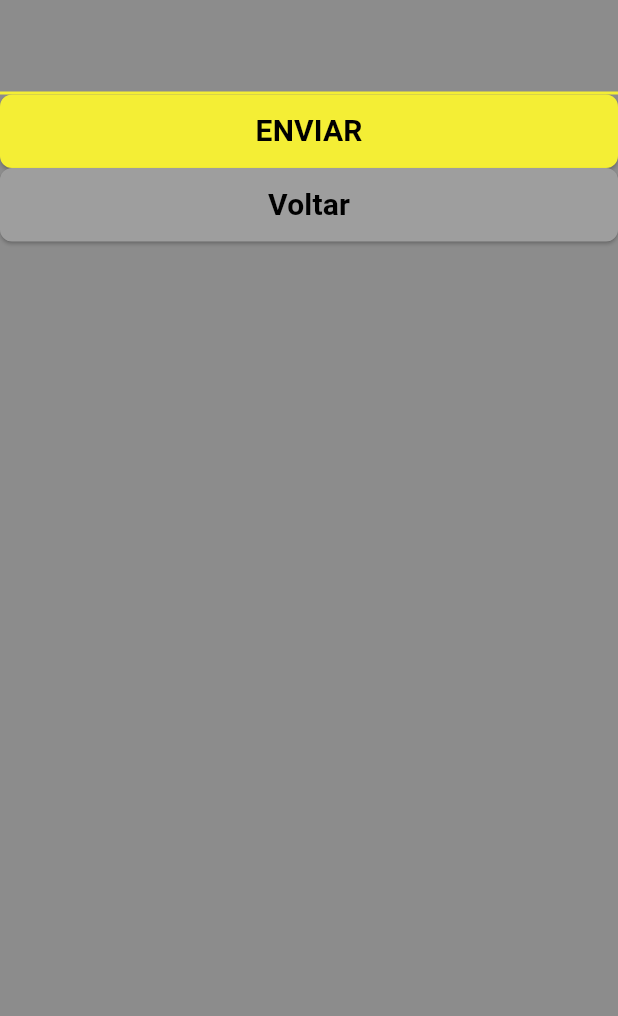
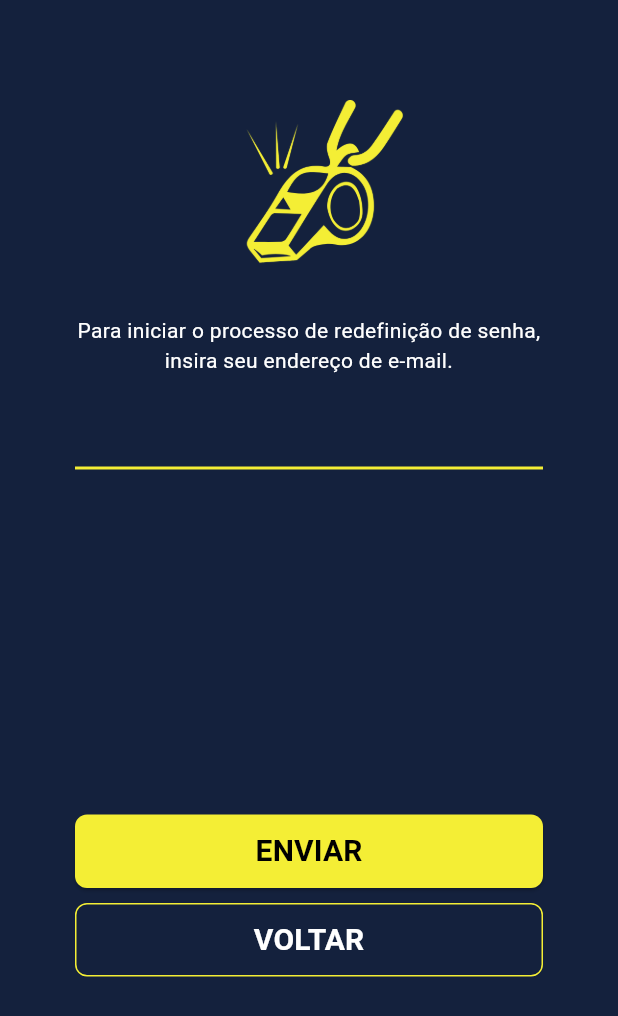
Before and after one commit to Creath-Tech/liga_independente_frontend, a Flutter app: the RecoveryPassPage screen opened directly, on a phone screen of 412 x 824 dp. Shown: the top 1016 px of the screen. Run offline on Flutter 3.47's test engine with Material 3 defaults, Android fonts, the phone set to English and light mode, and no system bars; our stand-ins replace firebase_auth, firebase_core, fpdart; accounts and stored records are empty.

Commit message:
finish: recovery password screen

```diff
--- a/lib/src/pages/recovery_pass_page.dart
+++ b/lib/src/pages/recovery_pass_page.dart
@@ -10,6 +10,7 @@ import 'package:liga_independente_frontend/src/utils/error_messages.dart';
 import 'package:liga_independente_frontend/src/widgets/auth_message.dart';
 import 'package:liga_independente_frontend/src/widgets/custom_input.dart';
 import 'package:liga_independente_frontend/src/widgets/primary_button.dart';
+import 'package:liga_independente_frontend/src/widgets/secondary_button.dart';
 
 class RecoveryPassPage extends StatefulWidget {
   const RecoveryPassPage({super.key});
@@ -25,7 +26,7 @@ class _RecoveryPassPageState extends State<RecoveryPassPage> {
   bool visible = false;
   String errorMsg = "";
   Color color = Colors.red;
-
+  Color inputColor = const Color(0xFFf4ee35);
   @override
   void dispose() {
     _recoveryPassController.dispose();
@@ -35,15 +36,43 @@ class _RecoveryPassPageState extends State<RecoveryPassPage> {
   @override
   Widget build(BuildContext context) {
     return Scaffold(
-      backgroundColor: Colors.black45,
+      backgroundColor: primarycolor,
       body: SingleChildScrollView(
+        child: Container(
+          margin: const EdgeInsets.symmetric(horizontal: 50),
+          width: MediaQuery.of(context).size.width,
+          height: MediaQuery.of(context).size.height,
           child: Column(
+            crossAxisAlignment: CrossAxisAlignment.center,
             children: [
+              const SizedBox(
+                height: 50,
+              ),
+
+              // logo ligaapp
+              Image.asset(
+                'assets/logo.png',
+                height: 160,
+              ),
+              Container(
+                alignment: Alignment.center,
+                child: const Text(
+                  "Para iniciar o processo de redefinição de senha, insira seu endereço de e-mail.",
+                  textAlign: TextAlign.center,
+                  style: TextStyle(
+                    color: Colors.white,
+                  ),
+                ),
+              ),
+              //input
               CustomInput(
                 controller: _recoveryPassController.emailEC,
                 hintText: 'email@example.com',
+                color: inputColor,
               ),
-
+              const SizedBox(
+                height: 20,
+              ),
               //error message
               AuthMessage(
                 text: errorMsg,
@@ -52,6 +81,18 @@ class _RecoveryPassPageState extends State<RecoveryPassPage> {
                 color: color,
               ),
 
+              //Substituct
+              Visibility(
+                  visible: !visible,
+                  child: const SizedBox(
+                    height: 30,
+                  )),
+
+              const SizedBox(
+                height: 180,
+              ),
+
+              //Enviar
               ValueListenableBuilder<int>(
                 valueListenable: _recoveryPassController.countdownNotifier,
                 builder: (context, countdown, child) {
@@ -60,32 +101,30 @@ class _RecoveryPassPageState extends State<RecoveryPassPage> {
                     text: countdown > 0
                         ? '00:${countdown.toString().padLeft(2, '0')}'
                         : 'ENVIAR',
-                  onPressed: countdown > 0
-                      ? () {
-                          setState(() {
-                            color = Colors.green;
-                            errorMsg =
-                                "Caso exista uma conta com esse e-mail, será enviado um link para redefinir sua senha!";
-                            visible = true;
-                          });
-                        }
-                      : () async {
+                    onPressed: () async {
                       final jsonString = await ErrorMessages().get(context);
                       final errorMessages = jsonDecode(jsonString);
 
                       if (_recoveryPassController.emailEC.text.isEmpty) {
                         setState(() {
                           color = Colors.red;
-                              errorMsg = "Prencha o e-mail";
+                          inputColor = Colors.red;
+                          errorMsg = "INSIRA UM ENDEREÇO DE E-MAIL";
                           visible = true;
                         });
                       } else {
-                            _recoveryPassController.recovery(
-                                onSucess: () {},
-                                onError: (e) {
+                        _recoveryPassController.recovery(onSucess: () {
+                          setState(() {
+                            color = Colors.green;
+                            inputColor = Colors.green;
+                            errorMsg = "E-MAIL ENVIADO";
+                            visible = true;
+                          });
+                        }, onError: (e) {
                           if (errorMessages.containsKey(e.code)) {
                             setState(() {
                               color = Colors.red;
+                              inputColor = Colors.red;
                               errorMsg = errorMessages[e.code];
                               visible = true;
                             });
@@ -97,9 +136,14 @@ class _RecoveryPassPageState extends State<RecoveryPassPage> {
                 },
               ),
 
-            PrimaryButton(
-              text: 'Voltar',
-              color: Colors.grey,
+              const SizedBox(
+                height: 10,
+              ),
+
+              //Voltar
+              SecondaryButton(
+                text: 'VOLTAR',
+                color: secondarycolor,
                 onPressed: () => Navigator.push(
                     context,
                     MaterialPageRoute(
@@ -109,6 +153,7 @@ class _RecoveryPassPageState extends State<RecoveryPassPage> {
             ],
           ),
         ),
+      ),
     );
   }
 }
```
Lines whose indentation alone changed are shown as unchanged.
